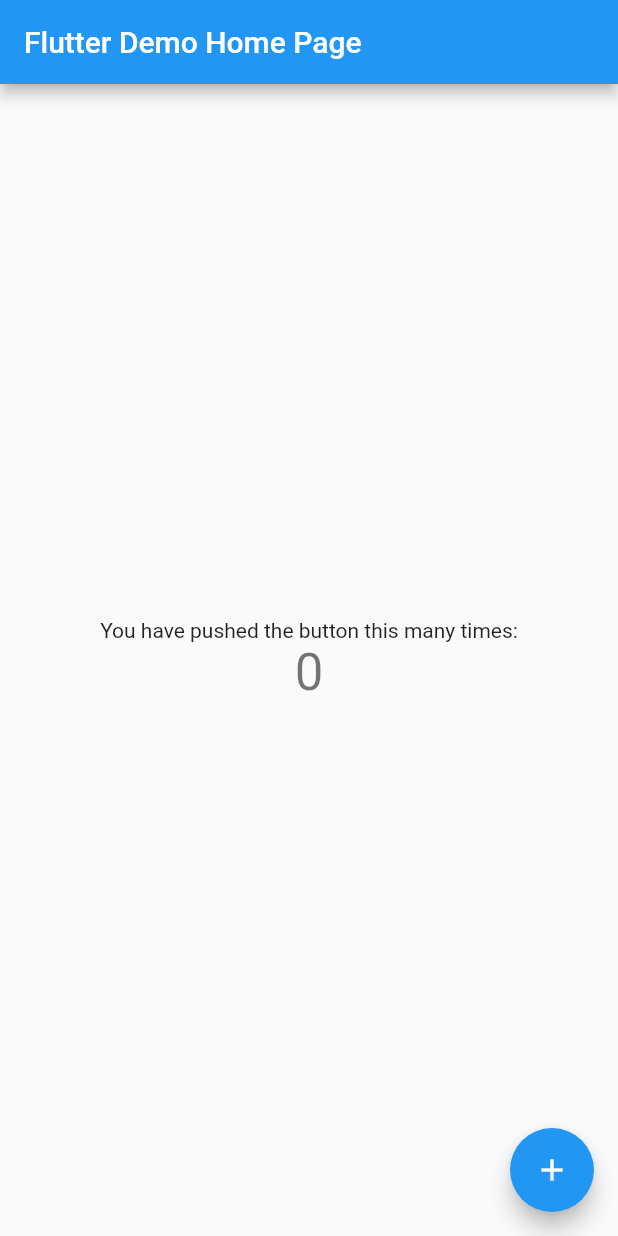
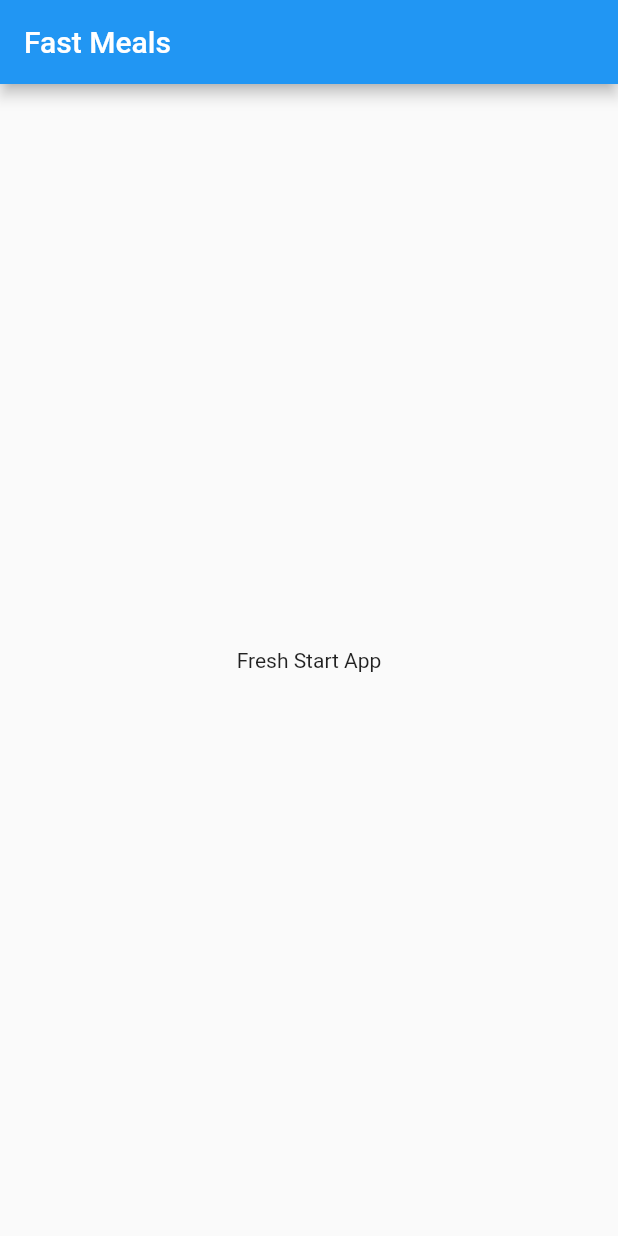
Before and after one commit to JunoSoft/fastmeals_app, a Flutter app: the screen it shows after launch, on a phone screen of 412 x 824 dp. Run offline on Flutter 3.47's test engine with Material 2 defaults, Android fonts, the phone set to English and light mode, and no system bars.

Commit message:
removed defaults content

```diff
--- a/lib/main.dart
+++ b/lib/main.dart
@@ -11,20 +11,12 @@
   @override
   Widget build(BuildContext context) {
     return MaterialApp(
-      title: 'Flutter Demo',
+      title: 'Fast Meals',
       theme: ThemeData(
-        // This is the theme of your application.
-        //
-        // Try running your application with "flutter run". You'll see the
-        // application has a blue toolbar. Then, without quitting the app, try
-        // changing the primarySwatch below to Colors.green and then invoke
-        // "hot reload" (press "r" in the console where you ran "flutter run",
-        // or simply save your changes to "hot reload" in a Flutter IDE).
-        // Notice that the counter didn't reset back to zero; the application
-        // is not restarted.
+
         primarySwatch: Colors.blue,
       ),
-      home: const MyHomePage(title: 'Flutter Demo Home Page'),
+      home: const MyHomePage(title: 'Flutter Fast Meals Home Page'),
     );
   }
 }
@@ -32,14 +24,7 @@
 class MyHomePage extends StatefulWidget {
   const MyHomePage({super.key, required this.title});
 
-  // This widget is the home page of your application. It is stateful, meaning
-  // that it has a State object (defined below) that contains fields that affect
-  // how it looks.
 
-  // This class is the configuration for the state. It holds the values (in this
-  // case the title) provided by the parent (in this case the App widget) and
-  // used by the build method of the State. Fields in a Widget subclass are
-  // always marked "final".
 
   final String title;
 
@@ -48,68 +33,31 @@
 }
 
 class _MyHomePageState extends State<MyHomePage> {
-  int _counter = 0;
 
-  void _incrementCounter() {
-    setState(() {
-      // This call to setState tells the Flutter framework that something has
-      // changed in this State, which causes it to rerun the build method below
-      // so that the display can reflect the updated values. If we changed
-      // _counter without calling setState(), then the build method would not be
-      // called again, and so nothing would appear to happen.
-      _counter++;
-    });
-  }
 
   @override
   Widget build(BuildContext context) {
-    // This method is rerun every time setState is called, for instance as done
-    // by the _incrementCounter method above.
-    //
-    // The Flutter framework has been optimized to make rerunning build methods
-    // fast, so that you can just rebuild anything that needs updating rather
-    // than having to individually change instances of widgets.
+
     return Scaffold(
       appBar: AppBar(
-        // Here we take the value from the MyHomePage object that was created by
-        // the App.build method, and use it to set our appbar title.
-        title: Text(widget.title),
+
+        title: const Text('Fast Meals'),
       ),
       body: Center(
-        // Center is a layout widget. It takes a single child and positions it
-        // in the middle of the parent.
+
         child: Column(
-          // Column is also a layout widget. It takes a list of children and
-          // arranges them vertically. By default, it sizes itself to fit its
-          // children horizontally, and tries to be as tall as its parent.
-          //
-          // Invoke "debug painting" (press "p" in the console, choose the
-          // "Toggle Debug Paint" action from the Flutter Inspector in Android
-          // Studio, or the "Toggle Debug Paint" command in Visual Studio Code)
-          // to see the wireframe for each widget.
-          //
-          // Column has various properties to control how it sizes itself and
-          // how it positions its children. Here we use mainAxisAlignment to
-          // center the children vertically; the main axis here is the vertical
-          // axis because Columns are vertical (the cross axis would be
-          // horizontal).
+
           mainAxisAlignment: MainAxisAlignment.center,
+          // ignore: prefer_const_literals_to_create_immutables
           children: <Widget>[
             const Text(
-              'You have pushed the button this many times:',
+              'Fresh Start App',
             ),
-            Text(
-              '$_counter',
-              style: Theme.of(context).textTheme.headlineMedium,
-            ),
+
           ],
         ),
       ),
-      floatingActionButton: FloatingActionButton(
-        onPressed: _incrementCounter,
-        tooltip: 'Increment',
-        child: const Icon(Icons.add),
-      ), // This trailing comma makes auto-formatting nicer for build methods.
+     // This trailing comma makes auto-formatting nicer for build methods.
     );
   }
 }
```
